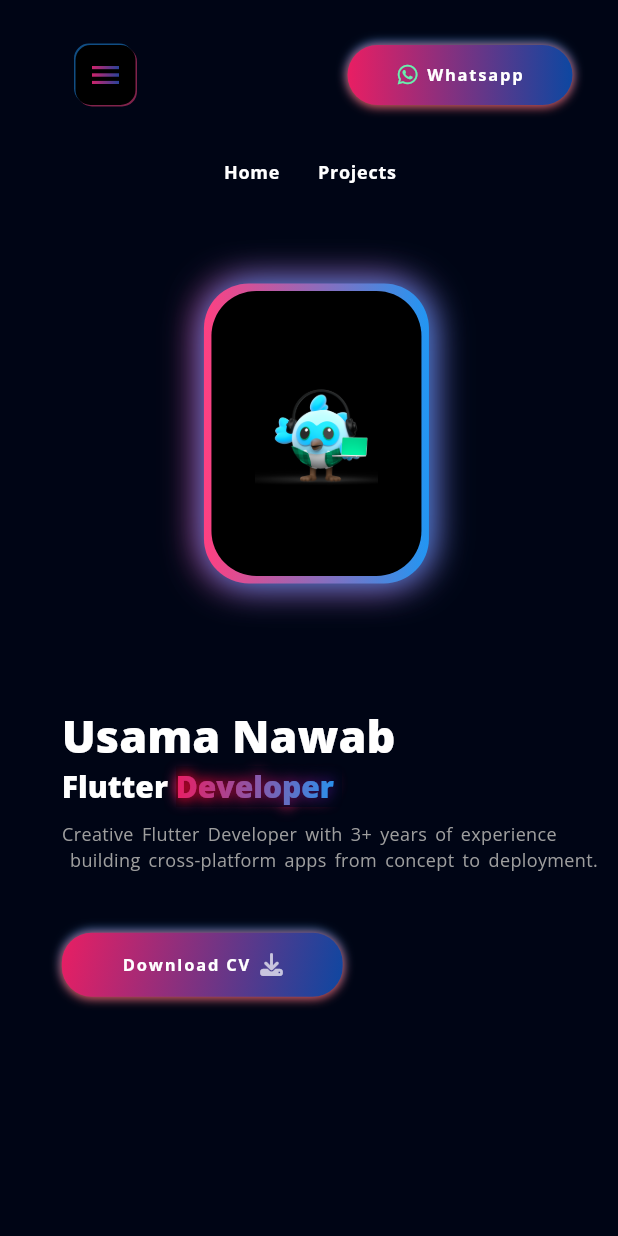
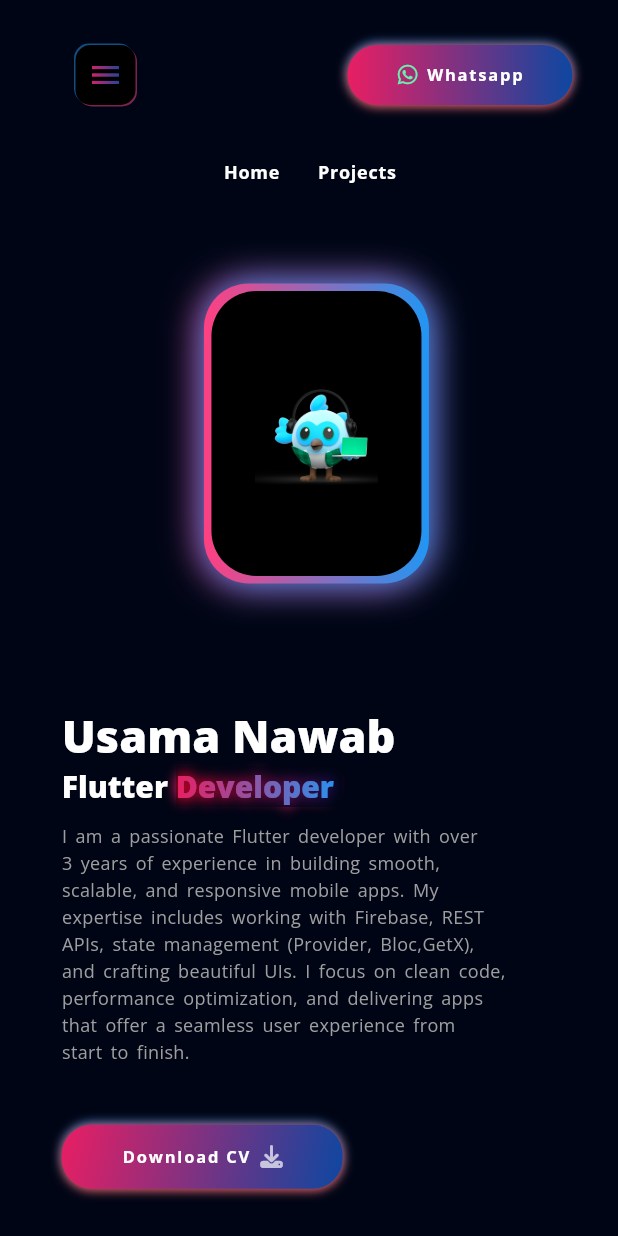
Before and after one commit to usamanawab1999/portfolio, a Flutter app: the screen it shows after launch, on a phone screen of 412 x 824 dp. Run offline on Flutter 3.47's test engine with Material 3 defaults, Android fonts, the phone set to English and light mode, and no system bars; our stand-ins replace flutter_svg, font_awesome_flutter, get, google_fonts, photo_view.

Commit message:
responsiveness

```diff
--- a/lib/view model/responsive.dart
+++ b/lib/view model/responsive.dart
@@ -1,44 +1,48 @@
 import 'package:flutter/material.dart';
 
 class Responsive extends StatelessWidget {
-  const Responsive({super.key, required this.desktop, required this.largeMobile,required this.mobile,required this.tablet, this.extraLargeScreen});
+  const Responsive({
+    super.key,
+    required this.desktop,
+    required this.largeMobile,
+    required this.mobile,
+    required this.tablet,
+    this.extraLargeScreen,
+  });
+
   final Widget desktop;
   final Widget? largeMobile;
-  final Widget  mobile;
+  final Widget mobile;
   final Widget? tablet;
   final Widget? extraLargeScreen;
 
-  static bool isMobile(BuildContext context){
+  static bool isMobile(BuildContext context) {
     return MediaQuery.sizeOf(context).width <= 500;
   }
 
-  static bool isLargeMobile(BuildContext context){
-    return MediaQuery.sizeOf(context).width <=700;
+  static bool isLargeMobile(BuildContext context) {
+    return MediaQuery.sizeOf(context).width <= 700;
   }
 
-
-  static bool isTablet(BuildContext context){
-    return MediaQuery.sizeOf(context).width < 1080;
+  static bool isTablet(BuildContext context) {
+    return MediaQuery.sizeOf(context).width < 1080 &&
+        MediaQuery.sizeOf(context).width > 500;
   }
 
-
-  static bool isDesktop(BuildContext context){
+  static bool isDesktop(BuildContext context) {
     return MediaQuery.sizeOf(context).width > 1024;
   }
 
-  static bool isExtraLargeScreen(BuildContext context){
+  static bool isExtraLargeScreen(BuildContext context) {
     return MediaQuery.sizeOf(context).width > 1400;
   }
-
-
 
   @override
   Widget build(BuildContext context) {
     final Size size = MediaQuery.of(context).size;
-    if (size.width > 1400 && extraLargeScreen!=null) {
+    if (size.width > 1400 && extraLargeScreen != null) {
       return extraLargeScreen!;
-    }
-    else if (size.width >= 1080) {
+    } else if (size.width >= 1080) {
       return desktop;
     } else if (size.width >= 700 && tablet != null) {
       return tablet!;
--- a/lib/view/intro/components/description_text.dart
+++ b/lib/view/intro/components/description_text.dart
@@ -3,27 +3,50 @@ import 'package:flutter/material.dart';
 import '../../../view model/responsive.dart';
 
 class AnimatedDescriptionText extends StatelessWidget {
-  const AnimatedDescriptionText(
-      {super.key, required this.start, required this.end});
+  const AnimatedDescriptionText({
+    super.key,
+    required this.start,
+    required this.end,
+  });
+
   final double start;
   final double end;
+
   @override
   Widget build(BuildContext context) {
     return TweenAnimationBuilder(
       tween: Tween(begin: start, end: end),
       duration: const Duration(milliseconds: 200),
       builder: (context, value, child) {
+        String text;
+
+        if (Responsive.isExtraLargeScreen(context)) {
+          text =
+              'I am a passionate Flutter developer with over 3 years of experience in building smooth, scalable, and responsive mobile apps.\nMy expertise includes working with Firebase, REST APIs, state management (Provider, Bloc), and crafting beautiful UIs. I focus on clean code, performance optimization,\nand delivering apps that offer a seamless user experience from start to finish.';
+        } else if (Responsive.isDesktop(context)) {
+          text =
+              'I am a passionate Flutter developer with over 3 years of experience in building smooth, scalable, and responsive\nmobile apps. My expertise includes working with Firebase, REST APIs, state management (Provider, Bloc, GetX), and \ncrafting beautiful UIs. I focus on clean code, performance optimization, and delivering apps that offer a seamless \nuser experience from start to finish.';
+        } else if (Responsive.isTablet(context)) {
+          text =
+              'I am a passionate Flutter developer with over 3 years of experience\nin building smooth, scalable, and responsive mobile apps. My expertise\nincludes working with Firebase, REST APIs, state management\n(Provider, Bloc, GetX), and crafting beautiful UIs. I focus on clean code,\nperformance optimization,and delivering apps that offer a seamless\nuser experience from start to finish.';
+        } else if (Responsive.isMobile(context)) {
+          // Mobile
+          text =
+              'I am a passionate Flutter developer with over\n3 years of experience in building smooth, \nscalable, and responsive mobile apps. My \nexpertise includes working with Firebase, REST \nAPIs, state management (Provider, Bloc,GetX),\nand crafting beautiful UIs. I focus on clean code,\nperformance optimization, and delivering apps \nthat offer a seamless user experience from \nstart to finish.';
+        } else {
+          text = '';
+        }
         return Text(
-          'Creative Flutter Developer with 3+ years of experience${Responsive.isLargeMobile(context) ? '\n' : ''} building cross-platform apps from concept to deployment.',
-          maxLines: 2,
+          text,
+          maxLines: 10,
           overflow: TextOverflow.ellipsis,
           style: TextStyle(
             color: Colors.grey,
             wordSpacing: 2,
             fontSize: value,
+            height: 1.5,
           ),
         );
-
       },
     );
   }
```
Also changed, not shown: lib/view/intro/components/social_media_coloumn.dart (+18 -5 lines), lib/view/main/components/drawer/contact_icons.dart (+17 -2 lines).
